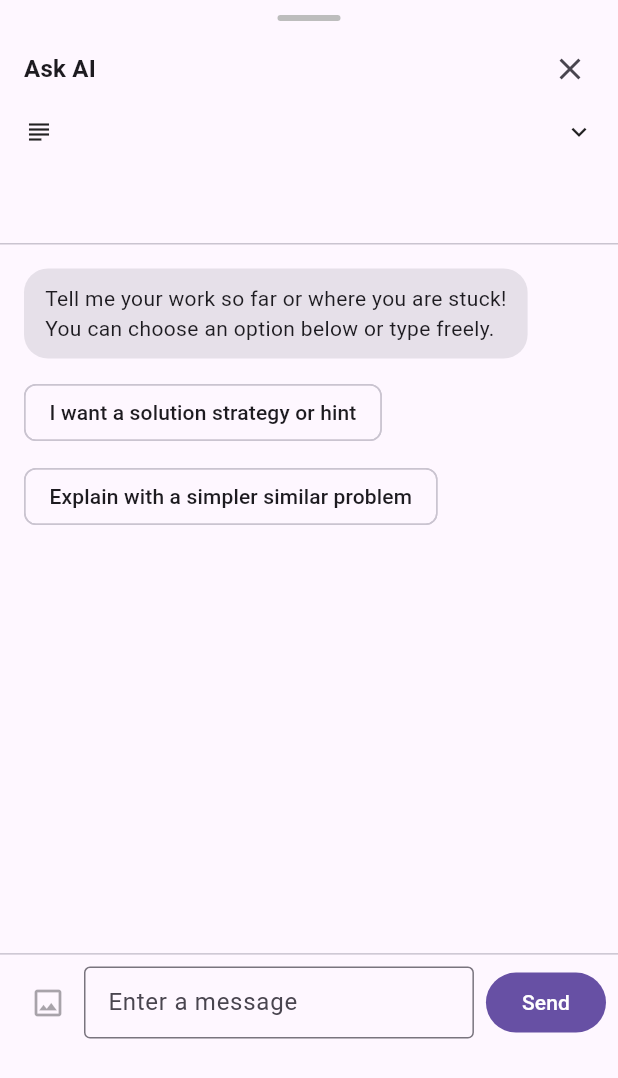
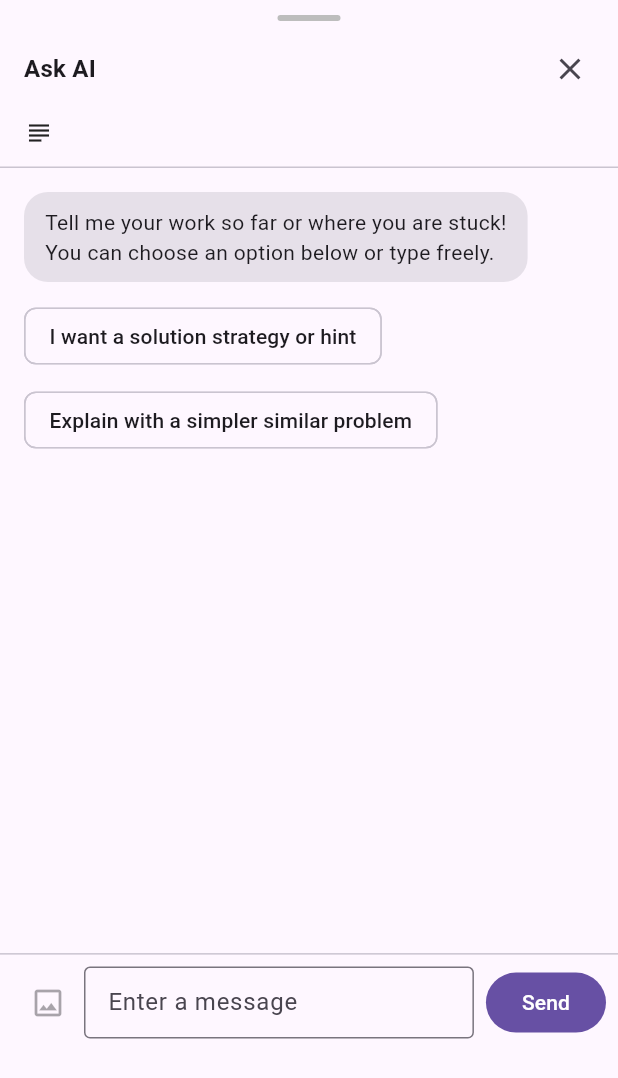
Before and after one commit to ns2pole/calculus_gacha, a Flutter app: the AiChatBottomSheet widget shown alone on an empty page, opened directly with empty values, on a phone screen of 412 x 824 dp. Shown: the top 1078 px of the screen. Run offline on Flutter 3.47's test engine with Material 3 defaults, Android fonts, the phone set to English and light mode, and no system bars; our stand-ins replace cloud_firestore, firebase_auth, firebase_core, google_sign_in, permission_handler, shared_preferences and 2 more; missing offline and left inert: flutter_math_fork, new_version_plus, purchases_flutter; accounts and stored records are empty; project files that could hold a hidden picture were left out.

Commit message:
UI修正

```diff
--- a/lib/widgets/ai/ai_chat_bottom_sheet.dart
+++ b/lib/widgets/ai/ai_chat_bottom_sheet.dart
@@ -46,7 +46,6 @@ class _AiChatBottomSheetState extends State<AiChatBottomSheet> {
   final _scrollController = ScrollController();
   final List<AiChatMessage> _messages = [];
   bool _isSending = false;
-  bool _showProblem = false;
   String? _errorText;
 
   @override
@@ -227,37 +226,15 @@ class _AiChatBottomSheetState extends State<AiChatBottomSheet> {
     final text = widget.chatContext.questionText;
     final builder = widget.mathTextBuilder;
     final content = builder != null ? builder(text) : Text(text);
-    return InkWell(
-      onTap: () => setState(() => _showProblem = !_showProblem),
-      child: Padding(
+    return Padding(
       padding: const EdgeInsets.fromLTRB(16, 0, 16, 12),
       child: Row(
-          crossAxisAlignment: CrossAxisAlignment.start,
+        crossAxisAlignment: CrossAxisAlignment.center,
         children: [
           const Icon(Icons.subject, size: 20),
           const SizedBox(width: 8),
-            Expanded(
-              child: AnimatedSize(
-                duration: const Duration(milliseconds: 180),
-                curve: Curves.easeOut,
-                alignment: Alignment.topCenter,
-                child: ConstrainedBox(
-                  constraints: BoxConstraints(
-                    maxHeight: _showProblem ? double.infinity : 72,
-                  ),
-                  child: ClipRect(
-                    child: Align(alignment: Alignment.topLeft, child: content),
-                  ),
-                ),
-              ),
-            ),
-            const SizedBox(width: 8),
-            Icon(
-              _showProblem ? Icons.expand_less : Icons.expand_more,
-              size: 20,
-            ),
+          Expanded(child: content),
         ],
-        ),
       ),
     );
   }
```
Lines whose indentation alone changed are shown as unchanged.
